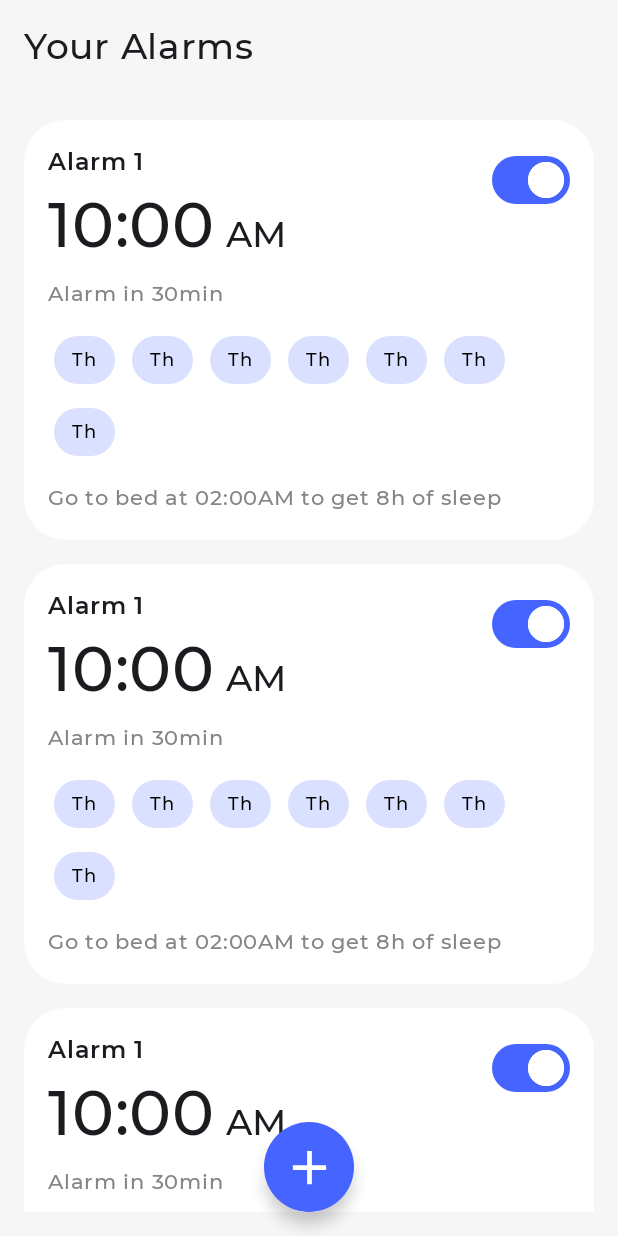
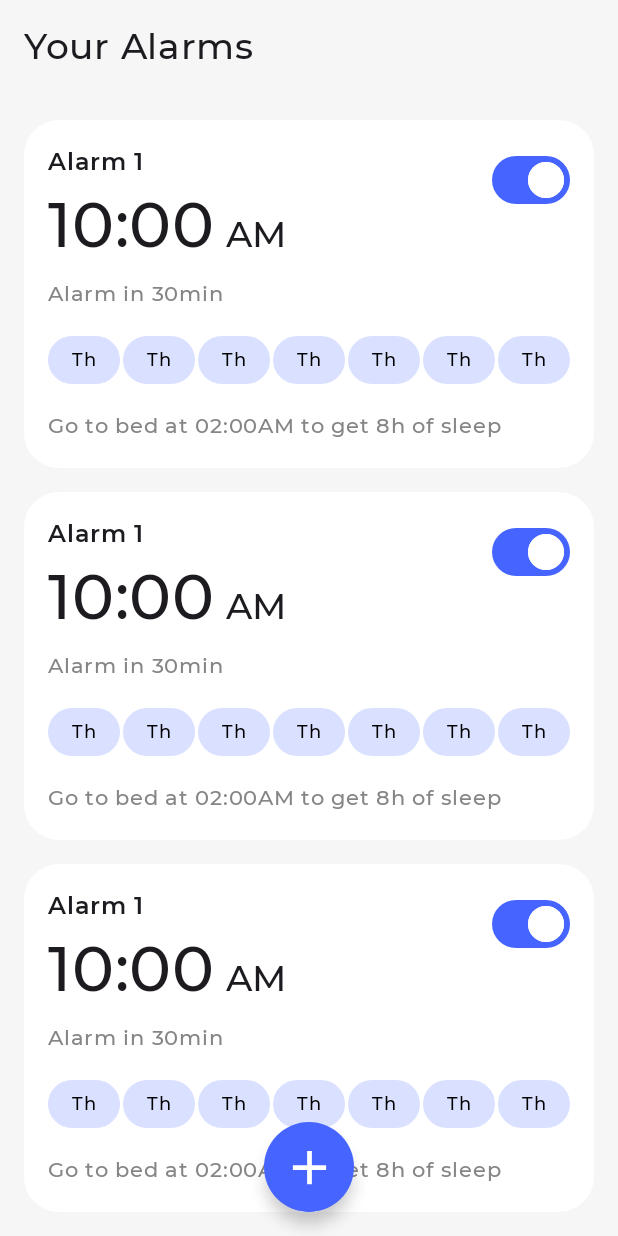
Before and after one commit to JesusHzC/snoozeloo, an Android app built with Jetpack Compose: the MyAlarms screen opened through its navigation route, on a phone screen of 412 x 824 dp. Run offline under Robolectric (Android 15) with nearby library versions, the phone set to English and light mode, and no system bars; Roboto replaces fonts that are not available here.

Commit message:
Fix FlowRow on AlarmCard

```diff
--- a/app/src/main/java/com/jesushz/snoozeloo/presentation/my_alarms/components/AlarmCard.kt
+++ b/app/src/main/java/com/jesushz/snoozeloo/presentation/my_alarms/components/AlarmCard.kt
@@ -15,15 +15,22 @@ import androidx.compose.foundation.layout.height
 import androidx.compose.foundation.layout.heightIn
 import androidx.compose.foundation.layout.padding
 import androidx.compose.foundation.layout.size
+import androidx.compose.foundation.layout.width
 import androidx.compose.foundation.shape.CircleShape
 import androidx.compose.material3.MaterialTheme
 import androidx.compose.material3.Switch
 import androidx.compose.material3.SwitchDefaults
 import androidx.compose.material3.Text
 import androidx.compose.runtime.Composable
+import androidx.compose.runtime.getValue
+import androidx.compose.runtime.mutableIntStateOf
+import androidx.compose.runtime.remember
+import androidx.compose.runtime.setValue
 import androidx.compose.ui.Alignment
 import androidx.compose.ui.Modifier
 import androidx.compose.ui.draw.clip
+import androidx.compose.ui.layout.onSizeChanged
+import androidx.compose.ui.platform.LocalDensity
 import androidx.compose.ui.text.SpanStyle
 import androidx.compose.ui.text.buildAnnotatedString
 import androidx.compose.ui.text.font.FontWeight
@@ -35,6 +42,7 @@ import com.jesushz.snoozeloo.core.presentation.components.ContentCard
 import com.jesushz.snoozeloo.core.presentation.components.DayCard
 import com.jesushz.snoozeloo.core.presentation.theme.LightGray
 import com.jesushz.snoozeloo.core.presentation.theme.MontserratFamily
+import kotlin.math.min
 
 @Composable
 fun AlarmCard(
@@ -127,13 +135,23 @@ fun AlarmCard(
                }
            }
            Spacer(modifier = Modifier.height(8.dp))
-           FlowRow(
+           var maxWidth by remember {
+               mutableIntStateOf(0)
+           }
+           val maxWidthDp = with(LocalDensity.current) { maxWidth.toDp() }
+           FlowRow (
                modifier = Modifier
                    .fillMaxWidth(),
-               horizontalArrangement = Arrangement.spacedBy(4.dp)
+               horizontalArrangement = Arrangement.spacedBy(2.dp),
            ) {
                repeat(7) {
                    DayCard(
+                       modifier = Modifier
+                           .weight(1f)
+                           .width(maxWidthDp)
+                           .onSizeChanged {
+                               maxWidth = min(maxWidth, it.width)
+                           },
                        isActivated = false,
                        onDayClick = {}
                    ) {
```
